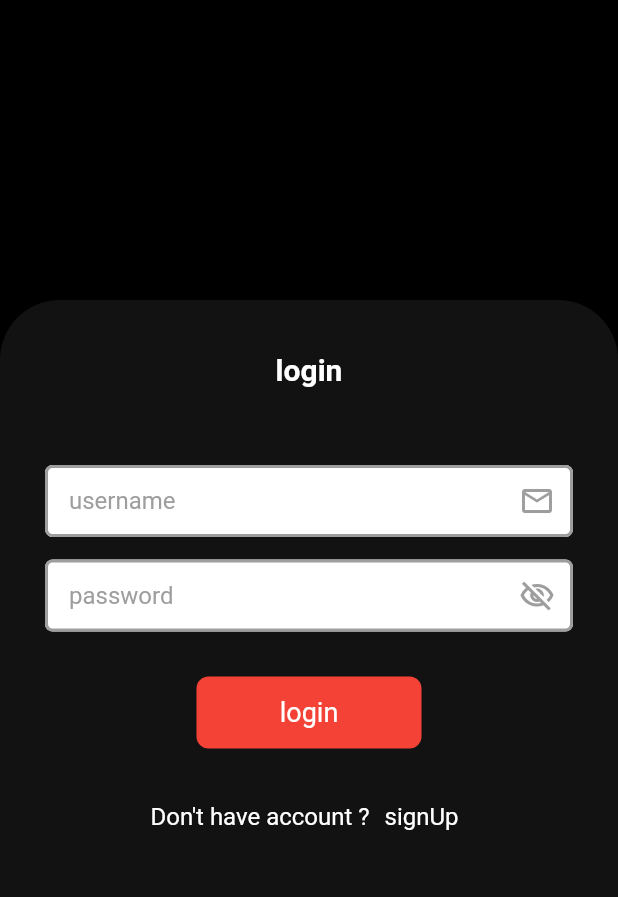
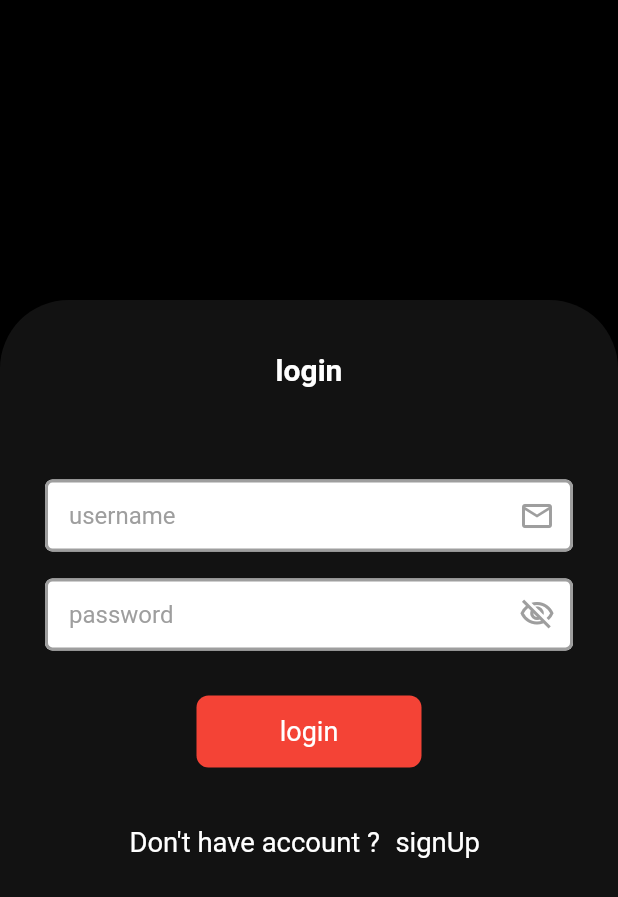
Before and after one commit to mohamed-eltwahy/Bloc_Arch_Repo, a Flutter app: the RegisterScreen screen opened directly, after a tap on "signUp", after a tap on "login", on a phone screen of 412 x 824 dp. Shown: the top 897 px of the screen. Run offline on Flutter 3.47's test engine with Material 2 defaults, Android fonts, the light colour scheme and no system bars; our stand-ins replace auto_size_text, bloc, dio, flutter_bloc, flutter_screenutil, fluttertoast and 2 more; accounts and stored records are empty; network calls fail.

Commit message:
add responsive

```diff
--- a/lib/presentation_layer/screens/app/app.dart
+++ b/lib/presentation_layer/screens/app/app.dart
@@ -1,5 +1,6 @@
 import 'package:flutter/material.dart';
 import 'package:flutter_bloc/flutter_bloc.dart';
+import 'package:flutter_screenutil/flutter_screenutil.dart';
 import '../../../businessLogic_layer/auth/auth_cubit.dart';
 import '../../../businessLogic_layer/films_cubit/films_cubit.dart';
 import '../../../shared/appui.dart';
@@ -27,7 +28,12 @@ class _MyAppState extends State<MyApp> {
           create: (context) => FilmsCubit(),
         ),
       ],
-      child: MaterialApp(
+      child: ScreenUtilInit(
+        designSize: const Size(360, 690),
+        minTextAdapt: true,
+        splitScreenMode: true,
+        builder: (BuildContext context, Widget? child) {
+          return MaterialApp(
               title: 'Flutter Task',
               debugShowCheckedModeBanner: false,
               theme: ThemeData(
@@ -39,7 +45,9 @@ class _MyAppState extends State<MyApp> {
                   hourMinuteShape: const CircleBorder(),
                 ),
               ),
-          home: const WelcomeScreen()),
+              home: const WelcomeScreen());
+        },
+      ),
     );
   }
 }
--- a/lib/presentation_layer/screens/home_page.dart
+++ b/lib/presentation_layer/screens/home_page.dart
@@ -1,6 +1,7 @@
 import 'package:flutter/material.dart';
 import 'package:flutter_bloc/flutter_bloc.dart';
 import '../../businessLogic_layer/auth/auth_cubit.dart';
+import '../../shared/components/apptext.dart';
 import 'movies_screen.dart';
 import 'welcome_screen.dart';
 import '../../shared/apputil.dart';
@@ -16,8 +17,8 @@ class HomePage extends StatefulWidget {
 }
 
 class _HomePageState extends State<HomePage> {
- String? userName;
-@override
+  String? userName;
+  @override
   void initState() {
     super.initState();
     context.read<AuthCubit>().getUsername().then((value) {
@@ -32,9 +33,12 @@ class _HomePageState extends State<HomePage> {
     return Scaffold(
       backgroundColor: AppUI.background,
       appBar: AppBar(
-        title:BlocBuilder<AuthCubit, AuthState>(
-           builder: (context, state) {
-            return Text("Hello, $userName");
+        title: BlocBuilder<AuthCubit, AuthState>(
+          builder: (context, state) {
+            return AppText(
+              "Hello, $userName",
+              color: Colors.white,
+            );
           },
         ),
         actions: [
--- a/lib/presentation_layer/screens/login_screen.dart
+++ b/lib/presentation_layer/screens/login_screen.dart
@@ -1,5 +1,6 @@
 import 'package:flutter/material.dart';
 import 'package:flutter_bloc/flutter_bloc.dart';
+import 'package:flutter_screenutil/flutter_screenutil.dart';
 import 'package:lottie/lottie.dart';
 import 'register_screen.dart';
 import '../../businessLogic_layer/auth/auth_cubit.dart';
@@ -43,9 +44,9 @@ class _LoginScreenState extends State<LoginScreen> {
                     width: double.infinity,
                     decoration: BoxDecoration(
                       color: AppUI.background,
-                      borderRadius: const BorderRadius.only(
-                        topRight: Radius.circular(40),
-                        topLeft: Radius.circular(40),
+                      borderRadius:  BorderRadius.only(
+                        topRight: Radius.circular(40.r),
+                        topLeft: Radius.circular(40.r),
                       ),
                     ),
                     child: Padding(
@@ -63,8 +64,8 @@ class _LoginScreenState extends State<LoginScreen> {
                                 fontSize: 20,
                                 fontWeight: FontWeight.bold,
                               ),
-                              const SizedBox(
-                                height: 50,
+                               SizedBox(
+                                height: 50.h,
                               ),
                               AppTextFormField(
                                 textColor: Colors.black,
@@ -85,8 +86,8 @@ class _LoginScreenState extends State<LoginScreen> {
                                   color: Colors.grey,
                                 ),
                               ),
-                              const SizedBox(
-                                height: 15,
+                               SizedBox(
+                                height: 15.h,
                               ),
                               AppTextFormField(
                                 hintText: 'password',
@@ -142,9 +143,9 @@ class _LoginScreenState extends State<LoginScreen> {
                                   : Center(
                                       child: Lottie.asset(
                                           'assets/lottie/loading.json',
-                                          height: 70)),
-                              const SizedBox(
-                                height: 20,
+                                          height: 70.h)),
+                               SizedBox(
+                                height: 20.h,
                               ),
                               Row(
                                 mainAxisAlignment: MainAxisAlignment.center,
@@ -152,7 +153,7 @@ class _LoginScreenState extends State<LoginScreen> {
                                   AppText(
                                     "Don't have account ? ",
                                     color: Colors.white,
-                                    fontSize: 16,
+                                    fontSize: 16.sp,
                                   ),
                                   TextButton(
                                     onPressed: () {
@@ -161,7 +162,7 @@ class _LoginScreenState extends State<LoginScreen> {
                                     },
                                     child: AppText(
                                       'signUp',
-                                      fontSize: 16,
+                                      fontSize: 16.sp,
                                       color: Colors.white,
                                     ),
                                   )
--- a/lib/presentation_layer/screens/movies_screen.dart
+++ b/lib/presentation_layer/screens/movies_screen.dart
@@ -1,5 +1,6 @@
 import 'package:flutter/material.dart';
 import 'package:flutter_bloc/flutter_bloc.dart';
+import 'package:flutter_screenutil/flutter_screenutil.dart';
 import 'package:lottie/lottie.dart';
 
 import '../../businessLogic_layer/films_cubit/films_cubit.dart';
@@ -33,7 +34,7 @@ class _MoviesScreenState extends State<MoviesScreen> {
         builder: (context, state) {
           if (state is FilmsLoading) {
             return Center(
-                child: Lottie.asset('assets/lottie/loading.json', height: 70));
+                child: Lottie.asset('assets/lottie/loading.json', height: 70.h));
           } else if (state is FilmsLoaded) {
             return GridView.builder(
                 itemCount: state.films.length,
--- a/lib/presentation_layer/screens/register_screen.dart
+++ b/lib/presentation_layer/screens/register_screen.dart
@@ -1,6 +1,7 @@
 
 import 'package:flutter/material.dart';
 import 'package:flutter_bloc/flutter_bloc.dart';
+import 'package:flutter_screenutil/flutter_screenutil.dart';
 import 'package:lottie/lottie.dart';
 import 'login_screen.dart';
 
@@ -45,9 +46,9 @@ class _RegisterScreenState extends State<RegisterScreen> {
                     width: double.infinity,
                     decoration: BoxDecoration(
                       color: AppUI.background,
-                      borderRadius: const BorderRadius.only(
-                        topRight: Radius.circular(40),
-                        topLeft: Radius.circular(40),
+                      borderRadius:  BorderRadius.only(
+                        topRight: Radius.circular(40.r),
+                        topLeft: Radius.circular(40.r),
                       ),
                     ),
                     child: Padding(
@@ -62,11 +63,11 @@ class _RegisterScreenState extends State<RegisterScreen> {
                               AppText(
                                 'signUp',
                                 color: Colors.white,
-                                fontSize: 20,
+                                fontSize: 20.sp,
                                 fontWeight: FontWeight.bold,
                               ),
-                              const SizedBox(
-                                height: 50,
+                               SizedBox(
+                                height: 50.h,
                               ),
                               AppTextFormField(
                                 textColor: Colors.black,
@@ -87,8 +88,8 @@ class _RegisterScreenState extends State<RegisterScreen> {
                                   color: Colors.grey,
                                 ),
                               ),
-                              const SizedBox(
-                                height: 15,
+                               SizedBox(
+                                height: 15.h,
                               ),
                               AppTextFormField(
                                 hintText: 'password',
@@ -111,8 +112,8 @@ class _RegisterScreenState extends State<RegisterScreen> {
                                 suffixIcon: authCubit.signInVisibilityIcon,
                                 suffixColor: Colors.grey,
                               ),
-                              const SizedBox(
-                                height: 30,
+                               SizedBox(
+                                height: 30.h,
                               ),
                               state is! AuthStateLoading
                                   ? Padding(
@@ -143,9 +144,9 @@ class _RegisterScreenState extends State<RegisterScreen> {
                                   : Center(
                                       child: Lottie.asset(
                                           'assets/lottie/loading.json',
-                                          height: 70)),
-                              const SizedBox(
-                                height: 20,
+                                          height: 70.h)),
+                               SizedBox(
+                                height: 20.h,
                               ),
                               Row(
                                 mainAxisAlignment: MainAxisAlignment.center,
@@ -153,7 +154,7 @@ class _RegisterScreenState extends State<RegisterScreen> {
                                   AppText(
                                     "have account ? ",
                                     color: Colors.white,
-                                    fontSize: 16,
+                                    fontSize: 16.sp,
                                   ),
                                   TextButton(
                                     onPressed: () {
@@ -162,7 +163,7 @@ class _RegisterScreenState extends State<RegisterScreen> {
                                     },
                                     child: AppText(
                                       'login',
-                                      fontSize: 16,
+                                      fontSize: 16.sp,
                                       color: Colors.white,
                                     ),
                                   )
--- a/lib/presentation_layer/widgets/fil_item.dart
+++ b/lib/presentation_layer/widgets/fil_item.dart
@@ -1,4 +1,5 @@
 import 'package:flutter/material.dart';
+import 'package:flutter_screenutil/flutter_screenutil.dart';
 
 import '../../data_layer/models/films_model.dart';
 
@@ -18,7 +19,7 @@ class FilmItem extends StatelessWidget {
       padding: const EdgeInsets.all(5),
       decoration: BoxDecoration(
         color: Colors.grey[400],
-        borderRadius: BorderRadius.circular(10),
+        borderRadius: BorderRadius.circular(10.r),
       ),
       child: GridTile(
         footer: Container(
--- a/pubspec.yaml
+++ b/pubspec.yaml
@@ -36,6 +36,7 @@ dependencies:
   flutter:
     sdk: flutter
   flutter_bloc: ^8.1.1
+  flutter_screenutil: ^5.6.0
   fluttertoast: ^8.1.2
   lottie: ^2.2.0
   shared_preferences: ^2.0.16
```
Also changed, not shown: 1 other file. Lines whose indentation alone changed are shown as unchanged.
